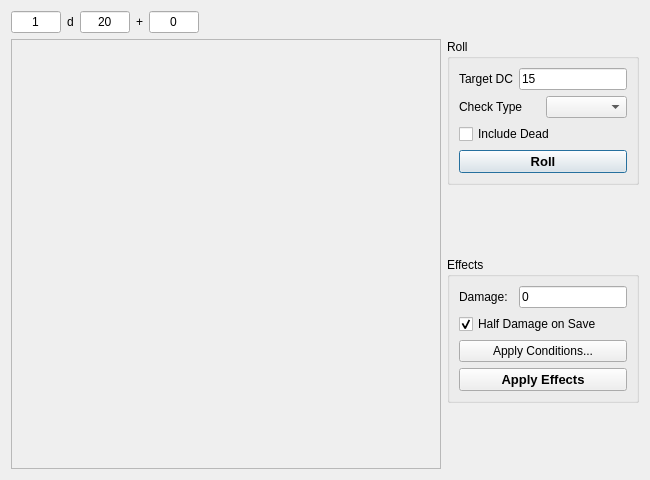
Qt form DMHelper/src/dicerolldialogcombatants.ui (MMetze/DMHelper) before a commit.
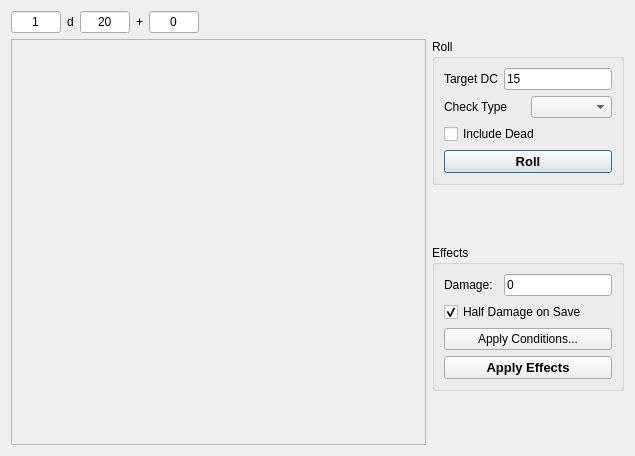
The same form after that commit. Icons and pictures are not drawn.

```diff
--- a/DMHelper/src/dicerolldialogcombatants.ui
+++ b/DMHelper/src/dicerolldialogcombatants.ui
@@ -6,16 +6,10 @@
    <rect>
     <x>0</x>
     <y>0</y>
-    <width>650</width>
-    <height>480</height>
+    <width>635</width>
+    <height>456</height>
    </rect>
   </property>
-  <property name="minimumSize">
-   <size>
-    <width>640</width>
-    <height>480</height>
-   </size>
-  </property>
   <property name="windowTitle">
    <string>Apply Effects</string>
   </property>
@@ -136,6 +130,12 @@
     <layout class="QHBoxLayout" name="horizontalLayout_5">
      <item>
       <widget class="QScrollArea" name="scrollArea">
+       <property name="minimumSize">
+        <size>
+         <width>400</width>
+         <height>0</height>
+        </size>
+       </property>
        <property name="widgetResizable">
         <bool>true</bool>
        </property>
@@ -144,8 +144,8 @@
          <rect>
           <x>0</x>
           <y>0</y>
-          <width>447</width>
-          <height>428</height>
+          <width>432</width>
+          <height>404</height>
          </rect>
         </property>
        </widget>
```
